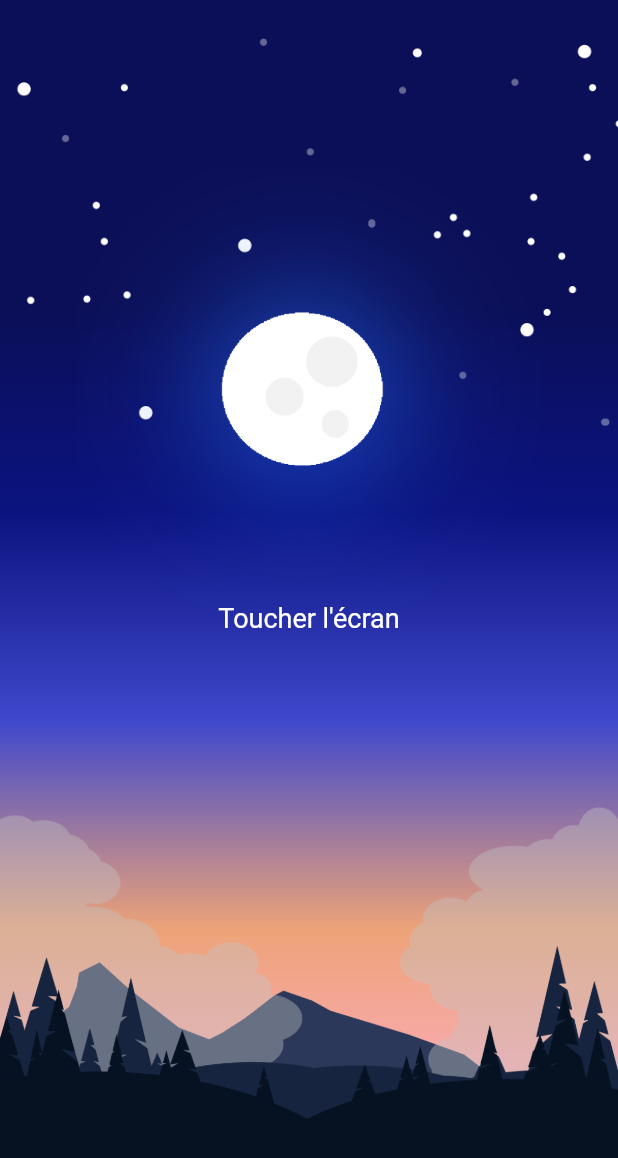
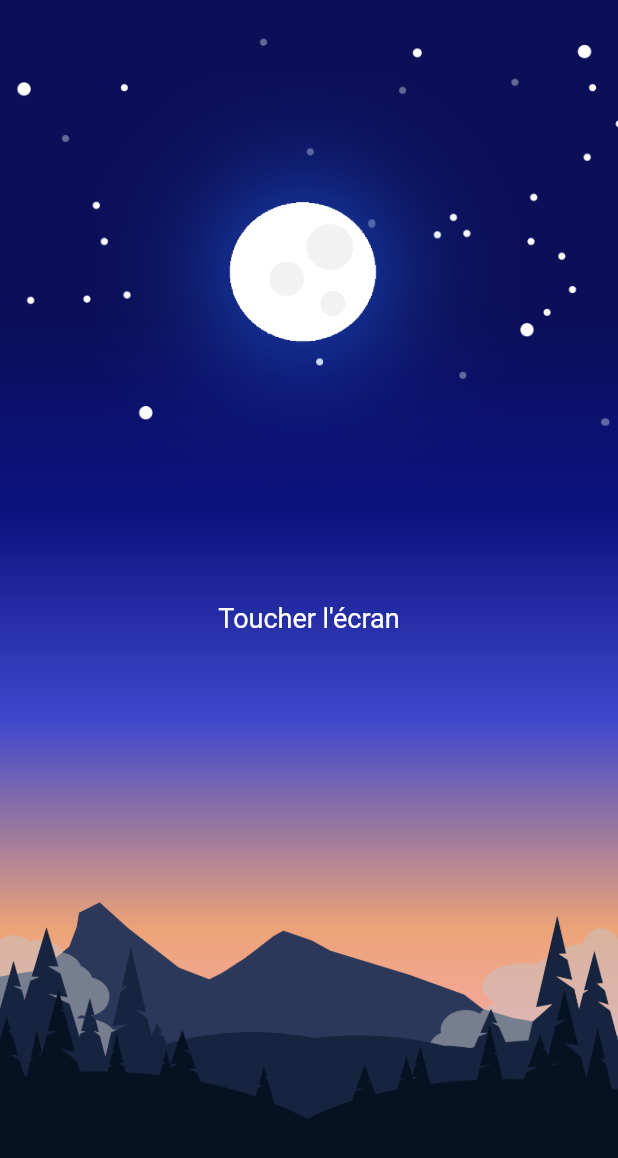
Before and after one commit to Elymne/erevho, a Flutter app: the screen it shows after launch, on a phone screen of 412 x 824 dp. Shown: the top 1158 px of the screen. Run offline on Flutter 3.47's test engine with Material 2 defaults, Android fonts, the phone set to English and light mode, and no system bars; our stand-ins replace flutter_riverpod, freezed_annotation, google_fonts, objectbox; generated files the repository leaves out were written again; Roboto replaces fonts that are missing (Hind).

Commit message:
inprog : add animation, have to change asset and control sizes of images.

```diff
--- a/lib/features/main/application/pages/splashscreen/splash_controller.dart
+++ b/lib/features/main/application/pages/splashscreen/splash_controller.dart
@@ -1,22 +1,31 @@
 import 'package:erevho/core/controller.dart';
 import 'package:erevho/features/main/application/pages/home/home_page.dart';
+import 'package:erevho/features/main/application/widgets/background_animations/montain_and_tree_background.dart';
 import 'package:flutter/material.dart';
 import 'package:flutter_riverpod/flutter_riverpod.dart';
 
 final splashControllerProvider = Provider((ref) => SplashController(ref));
 
 class SplashController extends Controller {
+  // Viewmodel values sort of.
+  final backgroundAnimationStateProvider = StateProvider((ref) => BackgroundAnimationState.start);
+
   SplashController(super.ref);
 
-  /// Call all that we need to make the app start swmoothly.
-  /// Actualy, it just lainch a timer.
-  /// May add animation.
-  Future init(BuildContext context) async {}
+  Future init(BuildContext context) async {
+    await Future.delayed(const Duration(milliseconds: 1000));
+    ref.read(backgroundAnimationStateProvider.notifier).state = BackgroundAnimationState.middle;
+  }
 
   Future onScreenPress(BuildContext context) async {
-    Navigator.push(
-      context,
-      MaterialPageRoute(builder: (context) => const HomePage()),
-    );
+    ref.read(backgroundAnimationStateProvider.notifier).state = BackgroundAnimationState.end;
+    await Future.delayed(const Duration(milliseconds: 2000));
+    if (context.mounted) {
+      Navigator.pushAndRemoveUntil(
+        context,
+        MaterialPageRoute(builder: (context) => const HomePage()),
+        (route) => false,
+      );
+    }
   }
 }
--- a/lib/features/main/application/pages/splashscreen/splash_page.dart
+++ b/lib/features/main/application/pages/splashscreen/splash_page.dart
@@ -4,24 +4,40 @@ import 'package:erevho/features/main/application/widgets/background_animations/m
 import 'package:flutter/material.dart';
 import 'package:flutter_riverpod/flutter_riverpod.dart';
 
-/// TODO Créer une petite animation de loading.
-/// Je ferais bien une vue qu rempli entièrement l'espace avec du paralaxe etc..
-/// A voir si ça peut se faire rapidement avec des petits assets légers.
-class SplashPage extends ConsumerWidget {
-  const SplashPage({Key? key}) : super(key: key);
+class SplashPage extends ConsumerStatefulWidget {
+  const SplashPage({super.key});
 
   @override
-  Widget build(BuildContext context, WidgetRef ref) {
-    final controller = ref.read(splashControllerProvider);
+  ConsumerState<ConsumerStatefulWidget> createState() => SplashPageState();
+}
+
+class SplashPageState extends ConsumerState<SplashPage> {
+  late final SplashController controller = ref.read(splashControllerProvider);
+
+  @override
+  void initState() {
+    super.initState();
     controller.init(context);
+  }
+
+  @override
+  Widget build(BuildContext context) {
+    final currentAnimationState = ref.watch(controller.backgroundAnimationStateProvider);
+
     return Scaffold(
       body: Stack(
         children: [
           // Set here the animation, what should we do ? Flutter Animation ? Stack of images ? Gif ?
-          const MontainAndTreeBackground(),
+          MontainAndTreeBackground(
+            currentState: currentAnimationState,
+          ),
           // Clickable Screen.
           GestureDetector(
-            onTap: () => controller.onScreenPress(context),
+            onTap: () {
+              if (currentAnimationState != BackgroundAnimationState.end) {
+                controller.onScreenPress(context);
+              }
+            },
           ),
           // Petit texte du swag.
           const Center(
@@ -29,7 +45,7 @@ class SplashPage extends ConsumerWidget {
           ),
         ],
       ),
-      backgroundColor: Colors.red,
+      backgroundColor: nightGrey,
     );
   }
 }
--- a/lib/features/main/application/widgets/background_animations/montain_and_tree_background.dart
+++ b/lib/features/main/application/widgets/background_animations/montain_and_tree_background.dart
@@ -1,13 +1,18 @@
 import 'package:flutter/material.dart';
 
 class MontainAndTreeBackground extends StatefulWidget {
-  const MontainAndTreeBackground({super.key});
+  final BackgroundAnimationState currentState;
+
+  const MontainAndTreeBackground({super.key, required this.currentState});
 
   @override
   State<StatefulWidget> createState() => MontainAndTreeBackgroundState();
 }
 
 class MontainAndTreeBackgroundState extends State<MontainAndTreeBackground> {
+  late final double screenWidth = MediaQuery.of(context).size.width;
+  late final double screenHeight = MediaQuery.of(context).size.width;
+
   @override
   void initState() {
     super.initState();
@@ -15,9 +20,10 @@ class MontainAndTreeBackgroundState extends State<MontainAndTreeBackground> {
 
   @override
   Widget build(BuildContext context) {
-    return const Stack(
+    return Stack(
+      alignment: Alignment.center,
       children: [
-        Image(
+        const Image(
           fit: BoxFit.cover,
           height: double.infinity,
           width: double.infinity,
@@ -25,21 +31,22 @@ class MontainAndTreeBackgroundState extends State<MontainAndTreeBackground> {
             'assets/backgrounds/sky.png',
           ),
         ),
-        Align(
-          alignment: Alignment.topCenter,
-          child: Padding(
-            padding: EdgeInsets.only(top: 60),
-            child: Image(
-              image: AssetImage(
-                'assets/backgrounds/moon.png',
-              ),
-            ),
+        // MOON IMAGE.
+        AnimatedAlign(
+          duration: const Duration(milliseconds: 1500),
+          alignment: _currentMoonAlignment,
+          curve: Curves.fastOutSlowIn,
+          child: Image(
+            fit: BoxFit.fill,
+            width: screenWidth / 1.1,
+            height: screenWidth / 1.1,
+            image: const AssetImage('assets/backgrounds/moon.png'),
           ),
         ),
-        Align(
+        const Align(
           alignment: Alignment.bottomCenter,
           child: Padding(
-            padding: EdgeInsets.only(bottom: 60),
+            padding: EdgeInsets.only(bottom: 100),
             child: Image(
               image: AssetImage(
                 'assets/backgrounds/3stMountain.png',
@@ -47,42 +54,38 @@ class MontainAndTreeBackgroundState extends State<MontainAndTreeBackground> {
             ),
           ),
         ),
-        Align(
+        AnimatedAlign(
+          duration: const Duration(milliseconds: 1500),
+          alignment: _currentLeftCloudsAlignment,
+          curve: Curves.fastOutSlowIn,
+          child: Image(
+            fit: BoxFit.fitHeight,
+            width: MediaQuery.of(context).size.width / 1.1,
+            opacity: const AlwaysStoppedAnimation(0.5),
+            image: const AssetImage('assets/backgrounds/leftclouds.png'),
+          ),
+        ),
+        AnimatedAlign(
+          duration: const Duration(milliseconds: 1500),
+          alignment: _currentRightCloudsAlignment,
+          curve: Curves.fastOutSlowIn,
+          child: Image(
+            fit: BoxFit.fitHeight,
+            width: MediaQuery.of(context).size.width / 1.1,
+            opacity: const AlwaysStoppedAnimation(0.5),
+            image: const AssetImage('assets/backgrounds/rightclouds.png'),
+          ),
+        ),
+        const Align(
           alignment: Alignment.bottomCenter,
           child: Padding(
-            padding: EdgeInsets.only(bottom: 60),
+            padding: EdgeInsets.only(bottom: 50),
             child: Image(
-              opacity: AlwaysStoppedAnimation(0.4),
-              image: AssetImage(
-                'assets/backgrounds/leftclouds.png',
-              ),
+              image: AssetImage('assets/backgrounds/2stMountain.png'),
             ),
           ),
         ),
-        Align(
-          alignment: Alignment.bottomCenter,
-          child: Padding(
-            padding: EdgeInsets.only(bottom: 60),
-            child: Image(
-              opacity: AlwaysStoppedAnimation(0.4),
-              image: AssetImage(
-                'assets/backgrounds/rightclouds.png',
-              ),
-            ),
-          ),
-        ),
-        Align(
-          alignment: Alignment.bottomCenter,
-          child: Padding(
-            padding: EdgeInsets.only(bottom: 30),
-            child: Image(
-              image: AssetImage(
-                'assets/backgrounds/2stMountain.png',
-              ),
-            ),
-          ),
-        ),
-        Align(
+        const Align(
           alignment: Alignment.bottomCenter,
           child: Image(
             image: AssetImage(
@@ -93,4 +96,39 @@ class MontainAndTreeBackgroundState extends State<MontainAndTreeBackground> {
       ],
     );
   }
+
+  Alignment get _currentMoonAlignment {
+    switch (widget.currentState) {
+      case BackgroundAnimationState.start:
+        return const Alignment(-20, 0);
+      case BackgroundAnimationState.middle:
+        return const Alignment(0, -1);
+      case BackgroundAnimationState.end:
+        return const Alignment(20, 0);
+    }
+  }
+
+  Alignment get _currentLeftCloudsAlignment {
+    switch (widget.currentState) {
+      case BackgroundAnimationState.start:
+        return const Alignment(-20, 0);
+      case BackgroundAnimationState.middle:
+        return const Alignment(-1, 1);
+      case BackgroundAnimationState.end:
+        return const Alignment(-20, 0);
+    }
+  }
+
+  Alignment get _currentRightCloudsAlignment {
+    switch (widget.currentState) {
+      case BackgroundAnimationState.start:
+        return const Alignment(20, 0);
+      case BackgroundAnimationState.middle:
+        return const Alignment(1, 1);
+      case BackgroundAnimationState.end:
+        return const Alignment(20, 0);
+    }
+  }
 }
+
+enum BackgroundAnimationState { start, middle, end }
```
